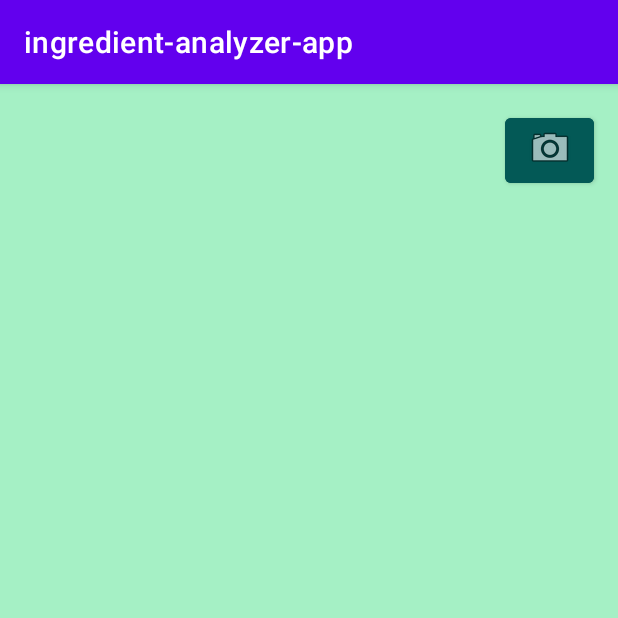
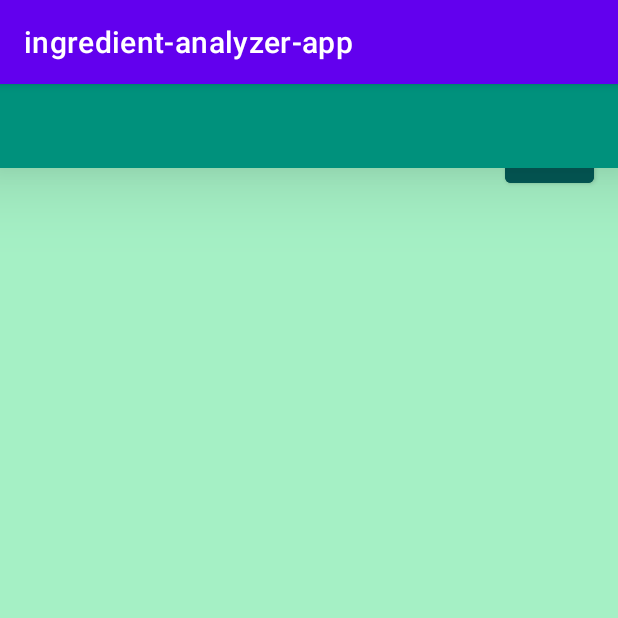
Before and after one commit to clipo124/ingredient-analyzer-app, an Android app: the screen it shows after launch (MainActivity), on a phone screen of 412 x 824 dp, the top half of it. Run offline under Robolectric (Android 15) with nearby library versions, the phone set to English and light mode, and no system bars.

Commit message:
Started work on a toolbar.

```diff
--- a/app/src/main/res/layout/activity_main.xml
+++ b/app/src/main/res/layout/activity_main.xml
@@ -7,6 +7,10 @@
     android:background="@color/magic_mint"
     android:visibility="visible"
     tools:context=".MainActivity">
+
+    <include
+        android:id="@+id/toolbar"
+        layout="@layout/toolbar" />
 
     <Button
         android:id="@+id/cameraButton"
@@ -23,5 +27,4 @@
         app:layout_constraintTop_toTopOf="parent"
         app:layout_constraintVertical_bias="0.023" />
 
-
 </androidx.constraintlayout.widget.ConstraintLayout>
--- /dev/null
+++ b/app/src/main/res/layout/toolbar.xml
@@ -0,0 +1,9 @@
+<?xml version="1.0" encoding="utf-8"?>
+<androidx.appcompat.widget.Toolbar xmlns:android="http://schemas.android.com/apk/res/android"
+    android:layout_width="match_parent"
+    android:layout_height="wrap_content"
+    android:background="@color/observatory"
+    android:elevation="32dp">
+
+
+</androidx.appcompat.widget.Toolbar>
```
